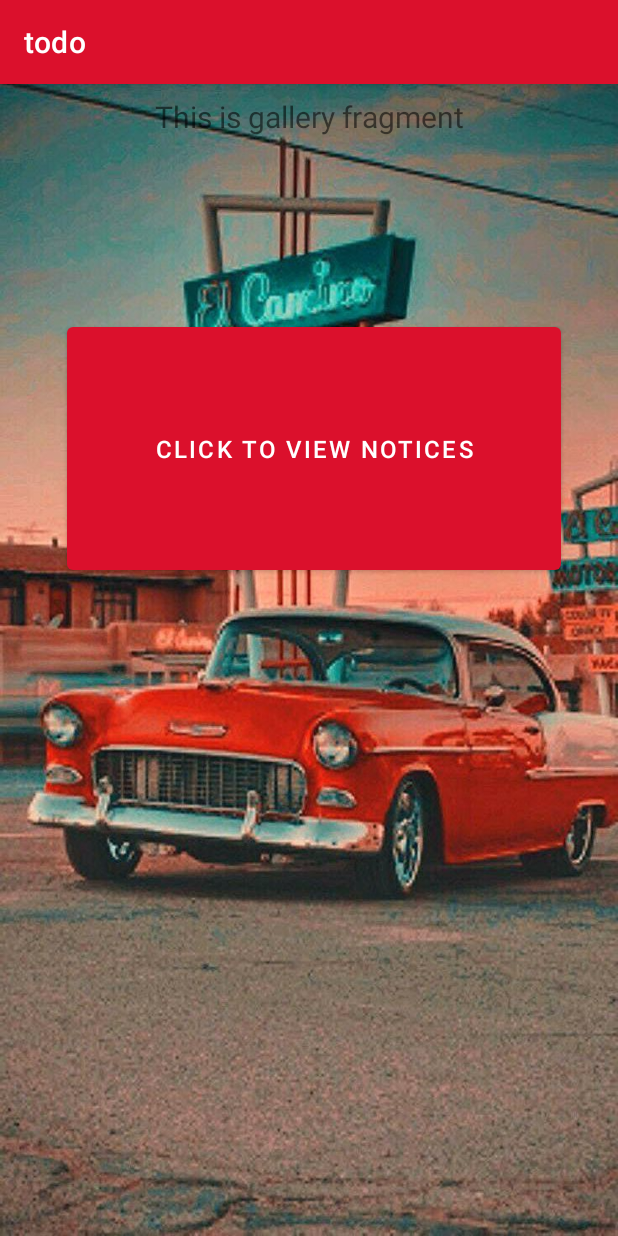
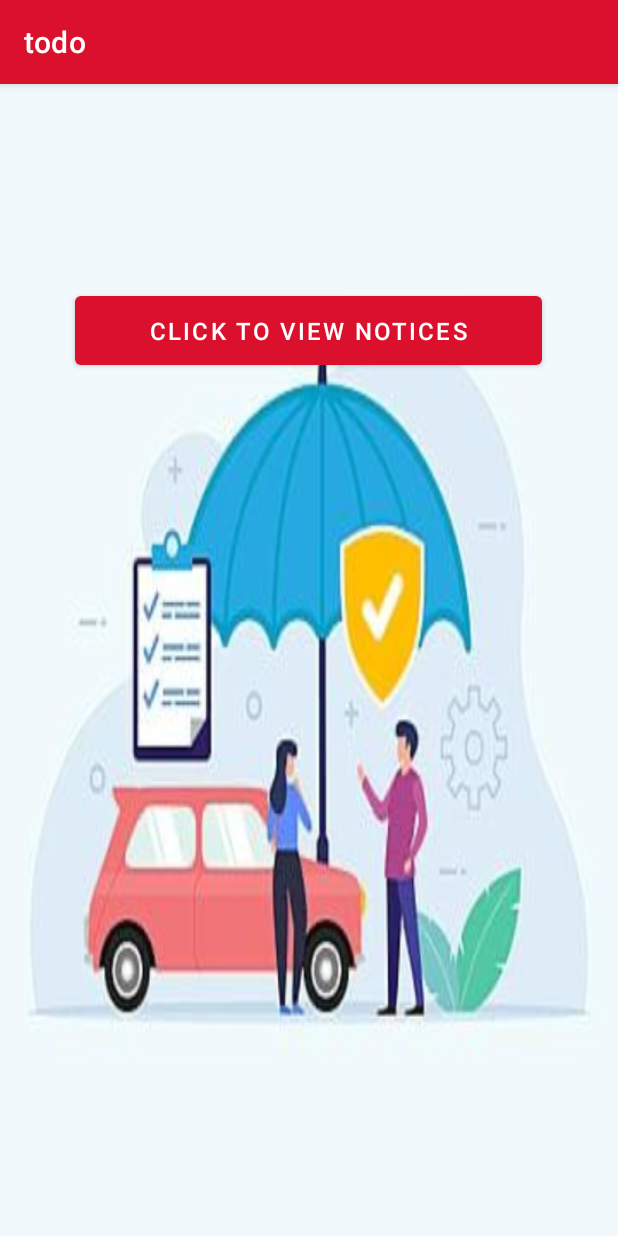
Before and after one commit to NemanthiEdirisooriya/ClickAndTick, an Android app: the fragment GalleryFragment shown on its own in the app's theme, on a phone screen of 412 x 824 dp. Run offline under Robolectric (Android 15) with nearby library versions, the phone set to English and light mode, and no system bars.

Commit message:
updated images

```diff
--- a/app/src/main/java/com/example/todo/ui/Ratings/RatingsViewModel.java
+++ b/app/src/main/java/com/example/todo/ui/Ratings/RatingsViewModel.java
@@ -10,7 +10,7 @@ public class RatingsViewModel extends ViewModel {
 
     public RatingsViewModel() {
         mText = new MutableLiveData<>();
-        mText.setValue("This is Ratings fragment");
+        mText.setValue("");
     }
 
     public LiveData<String> getText() {
--- a/app/src/main/java/com/example/todo/ui/gallery/GalleryViewModel.java
+++ b/app/src/main/java/com/example/todo/ui/gallery/GalleryViewModel.java
@@ -10,7 +10,7 @@ public class GalleryViewModel extends ViewModel {
 
     public GalleryViewModel() {
         mText = new MutableLiveData<>();
-        mText.setValue("This is gallery fragment");
+        mText.setValue("");
     }
 
     public LiveData<String> getText() {
--- a/app/src/main/java/com/example/todo/ui/home/HomeViewModel.java
+++ b/app/src/main/java/com/example/todo/ui/home/HomeViewModel.java
@@ -10,7 +10,7 @@ public class HomeViewModel extends ViewModel {
 
     public HomeViewModel() {
         mText = new MutableLiveData<>();
-        mText.setValue("This is home fragment");
+        mText.setValue("");
     }
 
     public LiveData<String> getText() {
--- a/app/src/main/java/com/example/todo/ui/slideshow/SlideshowViewModel.java
+++ b/app/src/main/java/com/example/todo/ui/slideshow/SlideshowViewModel.java
@@ -10,7 +10,7 @@ public class SlideshowViewModel extends ViewModel {
 
     public SlideshowViewModel() {
         mText = new MutableLiveData<>();
-        mText.setValue("This is slideshow fragment");
+        mText.setValue("");
     }
 
     public LiveData<String> getText() {
--- a/app/src/main/res/layout/fragment_gallery.xml
+++ b/app/src/main/res/layout/fragment_gallery.xml
@@ -4,7 +4,7 @@
     xmlns:tools="http://schemas.android.com/tools"
     android:layout_width="match_parent"
     android:layout_height="match_parent"
-    android:background="@drawable/insurance_agent_holding_three_layer_red_umbrella_shutterstock_716965849"
+    android:background="@drawable/bc7c774d_53fd_4f81_9ea3_111980acd6c1"
     tools:context=".ui.gallery.GalleryFragment">
 
     <TextView
@@ -23,16 +23,18 @@
 
     <Button
         android:id="@+id/btn_notices"
-        android:layout_width="329dp"
-        android:layout_height="174dp"
+        android:layout_width="311dp"
+        android:layout_height="58dp"
         android:layout_marginStart="44dp"
-        android:layout_marginTop="38dp"
+        android:layout_marginTop="17dp"
         android:layout_marginEnd="38dp"
-        android:layout_marginBottom="356dp"
+        android:layout_marginBottom="492dp"
         android:text="@string/btn_notices"
         android:textSize="16sp"
         app:layout_constraintBottom_toBottomOf="parent"
         app:layout_constraintEnd_toEndOf="parent"
+        app:layout_constraintHorizontal_bias="0.333"
         app:layout_constraintStart_toStartOf="parent"
         app:layout_constraintTop_toBottomOf="@+id/text_gallery" />
+
 </androidx.constraintlayout.widget.ConstraintLayout>
```
Also changed, not shown: app/src/main/res/layout/fragment_home.xml (+6 -5 lines), app/src/main/res/layout/fragment_ratings.xml (+5 -5 lines), app/src/main/res/layout/fragment_slideshow.xml (+6 -5 lines), app/src/main/res/drawable/_1ca64b2_fc72_4aaa_a741_6f6533981750.jpg (added), app/src/main/res/drawable/_2ea23e2_486e_4d42_bcb8_452c80483fa3.jpg (added), app/src/main/res/drawable/_2f5c232_60a6_475c_bf6a_08cc6421d28d.jpg (added), app/src/main/res/drawable/_b9fb544_4f5e_4405_845f_483ab0e74032.jpg (added), app/src/main/res/drawable/bc7c774d_53fd_4f81_9ea3_111980acd6c1.jpg (added), app/src/main/res/drawable/c70be1fc_2e82_49c5_8b04_d3442a6621ba.jpg (added), app/src/main/res/drawable/d5239add_a911_49e8_996b_093fb161ff9d.jpg (added), app/src/main/res/drawable/insurance_agent_holding_three_layer_red_umbrella_shutterstock_716965849.jpg, app/src/main/res/drawable/ratings.jpg (added).
